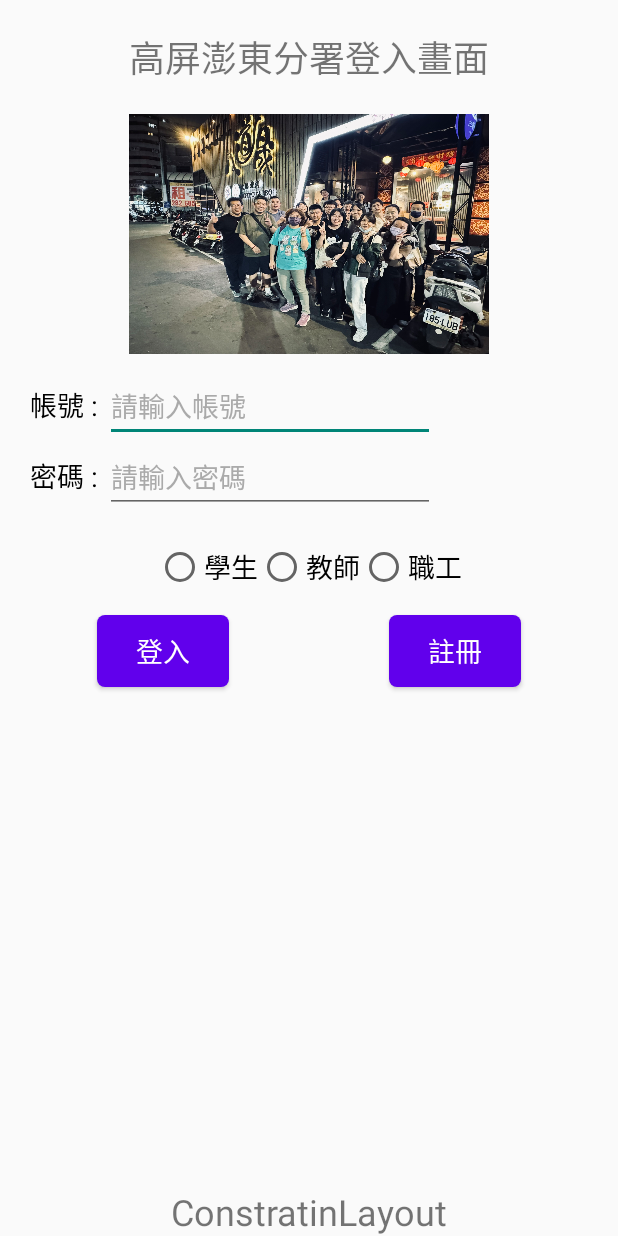
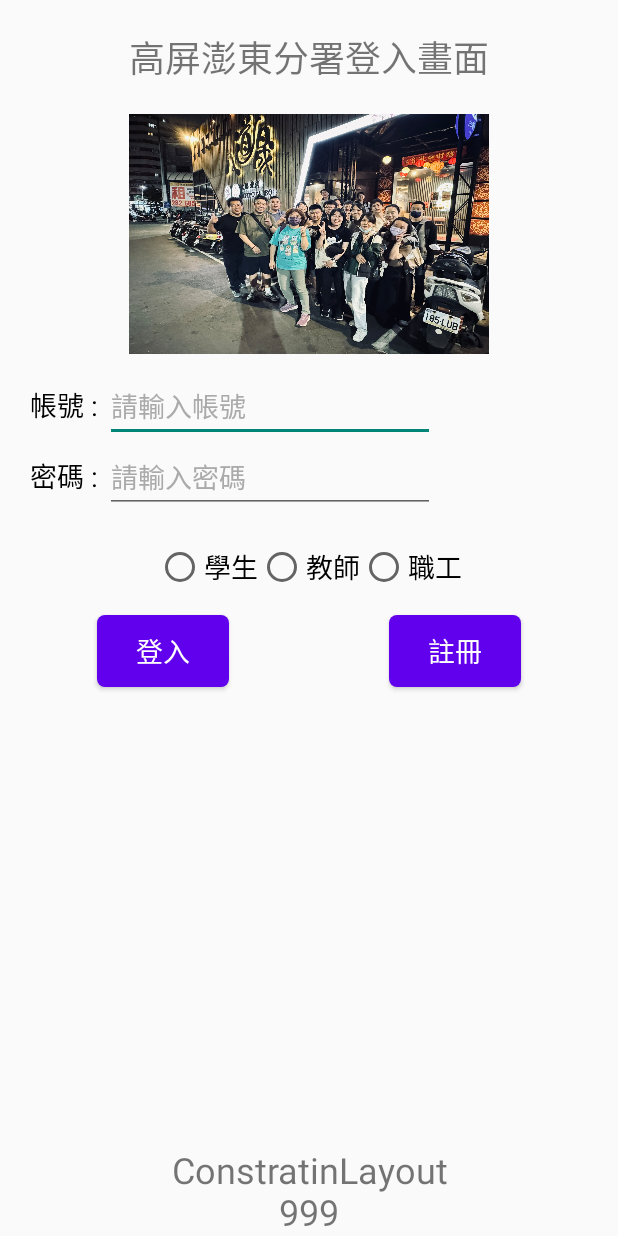
Before and after one commit to Syooian/IMCSD_AppDesign, an Android app: the screen it shows after launch (my_Activity_Homework_ConstraintLayout), after a tap on "CONSTRAINT LAYOUT", on a phone screen of 412 x 824 dp. Run offline under Robolectric (Android 15) with nearby library versions, the phone set to English and light mode, and no system bars.

Commit message:
使用Intent傳遞參數並顯示

```diff
--- a/app/src/main/java/com/example/testapplication1/my_Activity_Homework_ConstraintLayout.java
+++ b/app/src/main/java/com/example/testapplication1/my_Activity_Homework_ConstraintLayout.java
@@ -1,6 +1,7 @@
 package com.example.testapplication1;
 
 import android.os.Bundle;
+import android.widget.TextView;
 
 import androidx.appcompat.app.AppCompatActivity;
 
@@ -17,5 +18,12 @@ public class my_Activity_Homework_ConstraintLayout extends AppCompatActivity {
 //            v.setPadding(systemBars.left, systemBars.top, systemBars.right, systemBars.bottom);
 //            return insets;
 //        });
+
+        //取得Intent傳來的值
+        int Number = getIntent().getIntExtra("Number", 0);
+
+        //修改文字
+        TextView TitleTextView = findViewById(R.id.TitleTextView);
+        TitleTextView.setText(TitleTextView.getText() + "\n" + Number);
     }
 }
--- a/app/src/main/java/com/example/testapplication1/my_Activity_Homework_MainLayout.java
+++ b/app/src/main/java/com/example/testapplication1/my_Activity_Homework_MainLayout.java
@@ -1,5 +1,6 @@
 package com.example.testapplication1;
 
+import android.content.Intent;
 import android.os.Bundle;
 import android.view.View;
 import android.widget.Button;
@@ -24,7 +25,7 @@ public class my_Activity_Homework_MainLayout extends AppCompatActivity {
         Btn_Constraint.setOnClickListener(new View.OnClickListener() {
             @Override
             public void onClick(View v) {
-                GoTo("my_Activity_Homework_ConstraintLayout");
+                GoTo("my_Activity_Homework_ConstraintLayout", 999);
             }
         });
 
@@ -32,7 +33,7 @@ public class my_Activity_Homework_MainLayout extends AppCompatActivity {
         Btn_Linear.setOnClickListener(new View.OnClickListener() {
             @Override
             public void onClick(View v) {
-                GoTo("my_Activity_Homework_LinearLayout");
+                GoTo("my_Activity_Homework_LinearLayout", null);
             }
         });
 
@@ -40,16 +41,22 @@ public class my_Activity_Homework_MainLayout extends AppCompatActivity {
         Btn_Relative.setOnClickListener(new View.OnClickListener() {
             @Override
             public void onClick(View v) {
-                GoTo("my_Activity_Homework_RelativeLayout");
+                GoTo("my_Activity_Homework_RelativeLayout", null);
             }
         });
     }
 
 
-    public void GoTo(String ActivityName) {
+    public void GoTo(String ActivityName, Integer Number) {
         try {
             Class<?> cls = Class.forName("com.example.testapplication1." + ActivityName);
-            startActivity(new android.content.Intent(this, cls));
+
+            Intent Intent = new Intent(this, cls);
+
+            if (Number != null)
+                Intent.putExtra("Number", Number);
+
+            startActivity(Intent);
         } catch (ClassNotFoundException e) {
             e.printStackTrace();
         }
--- a/app/src/main/res/layout/my_homework_constraintlayout.xml
+++ b/app/src/main/res/layout/my_homework_constraintlayout.xml
@@ -160,11 +160,13 @@
         app:layout_constraintTop_toBottomOf="@id/ButtonGuideLineH" />
 
     <TextView
+        android:id="@+id/TitleTextView"
         android:layout_width="wrap_content"
         android:layout_height="wrap_content"
         android:layout_marginTop="20dp"
         android:text="ConstratinLayout"
         android:textSize="24sp"
+        android:gravity="center"
         app:layout_constraintLeft_toLeftOf="parent"
         app:layout_constraintRight_toRightOf="parent"
         app:layout_constraintBottom_toBottomOf="parent" />
```
Also changed, not shown: app/src/main/AndroidManifest.xml (+6 -6 lines).
